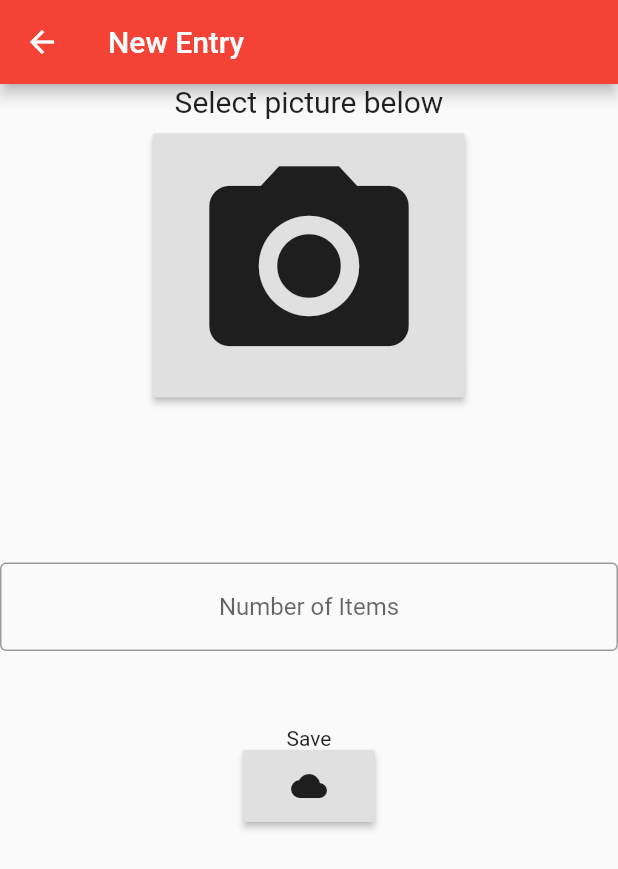
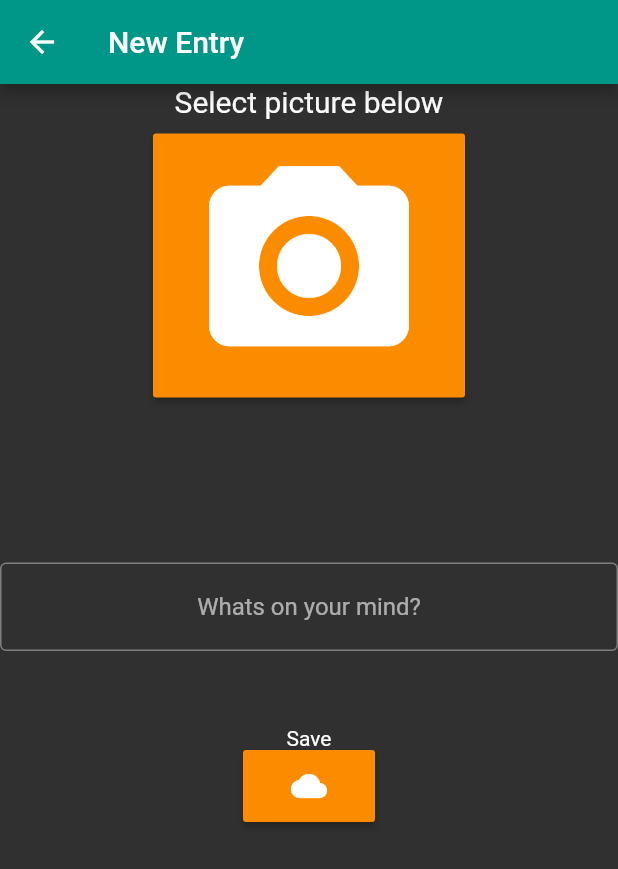
Before and after one commit to arizala13/Flutter-App, a Flutter app: the screen it shows after launch, after a tap on the "add" icon, on a phone screen of 412 x 824 dp. Shown: the top 869 px of the screen. Run offline on Flutter 3.47's test engine with Material 2 defaults, Android fonts, the phone set to English and light mode, and no system bars; our stand-ins replace cloud_firestore, firebase_storage, image_picker, location, share; accounts and stored records are empty.

Commit message:
Updating to a Journal project and adding dark mode

```diff
--- a/lib/main.dart
+++ b/lib/main.dart
@@ -16,7 +16,7 @@ class MyApp extends StatelessWidget {
   @override
   Widget build(BuildContext context) {
     return MaterialApp(
-      title: 'Band Name Survey',
+      title: 'Joornal',
         routes: {
           '/': (context) => MyHomePage(),
           '/new': (context) => NewFoodWaste(),
@@ -24,7 +24,10 @@ class MyApp extends StatelessWidget {
           '/remote': (context) => RemoteDataScreen(),
           '/detail': (context) => DetailViewScreen(),
           },
-          theme: ThemeData(primaryColor: Colors.red),
+          theme: ThemeData(
+            brightness: Brightness.dark,
+            primarySwatch: Colors.orange,
+          ),
             );
           }
         }
@@ -41,7 +44,8 @@ class _MyHomePageState extends State<MyHomePage> {
         Widget build(BuildContext context) {
           return Scaffold(
             appBar: AppBar(
-              title: Center(child: Text('Wastegram')),
+              backgroundColor: Colors.teal,
+              title: Center(child: Text('Journal')),
               ),
               body: StreamBuilder(
                 stream: Firestore.instance.collection('bandnames').orderBy('submission_date', descending: true).snapshots(),
@@ -57,7 +61,7 @@ class _MyHomePageState extends State<MyHomePage> {
                           return GestureDetector(
                                                       child: Semantics(
                                   label: 'get more detail of post',                                                                                                              child: ListTile(
-                                  trailing: Text(post['totalFood'].toString()),
+                                  // trailing: Text(post['totalFood'].toString()),
                                   title: Center(child:
                                   Text((post['submission_date'].toString())))
                                   ),
@@ -74,6 +78,7 @@ class _MyHomePageState extends State<MyHomePage> {
                             button: true,
                             child: FloatingActionButton(
                             child: Icon(Icons.add),
+                            backgroundColor: Colors.teal,
                             onPressed: (){
                               Navigator.pushNamed(context, '/new');
                             }
--- a/lib/screens/detail_view_screen.dart
+++ b/lib/screens/detail_view_screen.dart
@@ -14,7 +14,8 @@ class _DetailViewScreenState extends State<DetailViewScreen> {
     Widget build(BuildContext context) {
     return Scaffold(
       appBar: AppBar(
-        title: Text("Detailed view"),
+        title: Text("Journal"),
+        backgroundColor: Colors.teal,
       ),
       body: StreamBuilder(
                 stream: Firestore.instance.collection('bandnames').snapshots(),
--- a/lib/screens/new_food_waste.dart
+++ b/lib/screens/new_food_waste.dart
@@ -51,11 +51,11 @@ final dateFormatter = DateFormat('yyyy-MM-dd hh:mm');
     void saveToDatabase(url) {
 
     Firestore.instance.collection('bandnames').add({
-                  'totalFood' :6969,
+                  //'totalFood' :6969,
                   'submission_date': dateFormatter.format(DateTime.now()),
                   'photoURL': url,
-                  'latitude' : 29.7508,
-                 'longitude' : 95.3621
+                //   'latitude' : 29.7508,
+                //  'longitude' : 95.3621
                 });
 
       print('in saveToDatabase');
@@ -67,6 +67,7 @@ final dateFormatter = DateFormat('yyyy-MM-dd hh:mm');
     return Scaffold(
       appBar: AppBar(
         title: Text("New Entry"),
+        backgroundColor: Colors.teal,
       ),
       body: Column(
         children: [
@@ -106,7 +107,7 @@ final dateFormatter = DateFormat('yyyy-MM-dd hh:mm');
                               decoration: new InputDecoration(
                                 border: new OutlineInputBorder(
                                   borderSide: new BorderSide(color: Colors.teal)),
-                                  hintText: 'Number of Items',
+                                  hintText: 'Whats on your mind?',
                                   ),
                               validator: (value) {
                               if (value.isEmpty) {
@@ -114,7 +115,6 @@ final dateFormatter = DateFormat('yyyy-MM-dd hh:mm');
                                 }
                                 return null;
                                 },
-                                keyboardType: TextInputType.number,
           ),
                           ),
                   ),
--- a/pubspec.yaml
+++ b/pubspec.yaml
@@ -1,4 +1,4 @@
-name: testing
+name: flutter_journal
 description: A new Flutter project.
 
 version: 1.0.0+1
```
Also changed, not shown: 2 other files.
